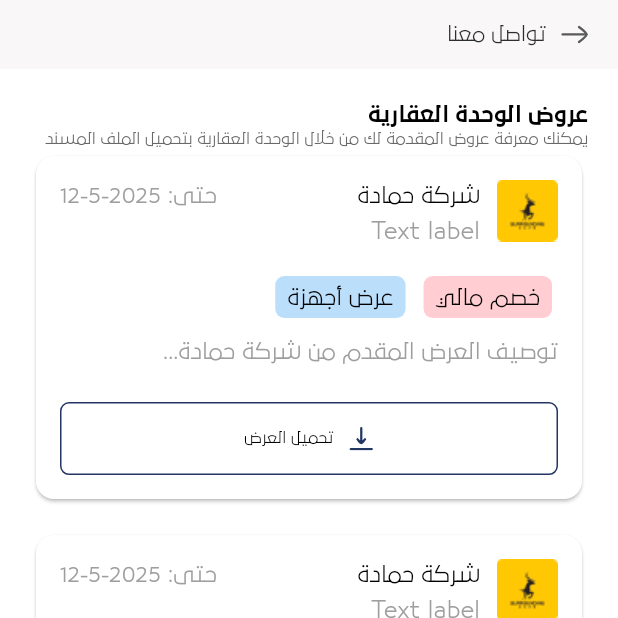
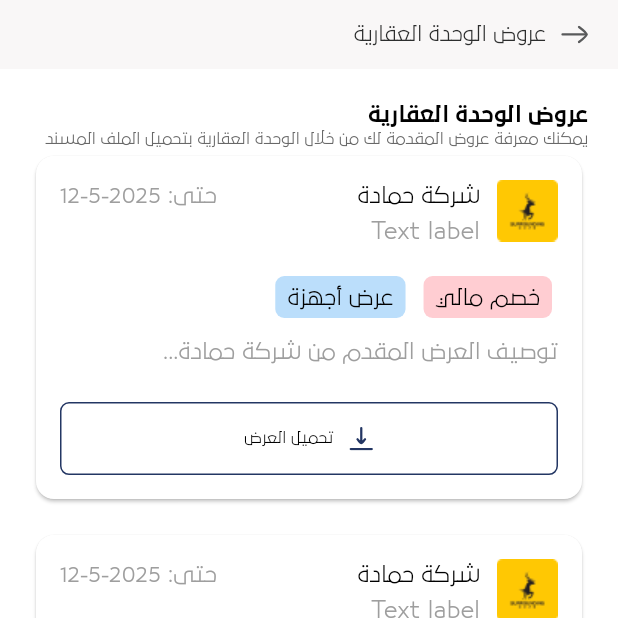
Before and after one commit to mohamedhanyyy/unitapp, a Flutter app: the MoreScreen screen opened directly, after a tap on "عروض الوحدة العقارية", on a phone screen of 412 x 824 dp, the top half of it. Run offline on Flutter 3.47's test engine with Material 3 defaults, Android fonts, the phone set to English and light mode, and no system bars; our stand-ins replace awesome_dialog, dartz, dio, easy_localization, flutter_bloc, flutter_screenutil and 8 more; missing offline and left inert: flutter_phone_direct_caller, new_version_plus; accounts and stored records are empty.

Commit message:
more widget

```diff
--- a/lib/modules/more/presentation/screens/more_screen.dart
+++ b/lib/modules/more/presentation/screens/more_screen.dart
@@ -1,10 +1,13 @@
 import 'package:flutter/material.dart';
 import 'package:unit/core/resources/images.dart';
 import 'package:unit/modules/more/presentation/screens/contact_us_screen.dart';
+import 'package:unit/modules/more/presentation/screens/privacy_screen.dart';
 import 'package:unit/modules/more/presentation/screens/real_estate_offers.dart';
 import 'package:unit/modules/more/presentation/widgets/profile_item_widget.dart';
 
 import '../../../../core/resources/icons.dart';
+import '../widgets/language_widget.dart';
+import 'about_unit_state.dart';
 import 'notifications_screen.dart';
 
 class MoreScreen extends StatelessWidget {
@@ -27,17 +30,17 @@ class MoreScreen extends StatelessWidget {
           const ProfileItemWidget(
               name: 'about real estate unit',
               icon: AppIcons.estate,
-              page: Text("")),
+              page: AboutUnitState()),
           const ProfileItemWidget(
               name: 'about real estate offers',
               icon: AppIcons.star,
               page: RealEstateOffers()),
           const ProfileItemWidget(
-              name: 'privacy policy usage', icon: AppIcons.ask, page: Text("")),
+              name: 'privacy policy usage', icon: AppIcons.ask, page:PrivacyScreen()),
           const ProfileItemWidget(
               name: 'apperance', icon: AppIcons.apperance, page: Text("")),
-          const ProfileItemWidget(
-              name: 'language', icon: AppIcons.lang, page: Text("")),
+          const ProfileBottomSheetWidget(
+              name: 'language', icon: AppIcons.lang, page: LanguageWidget()),
             ProfileItemWidget(
               name: 'contact us', icon: AppIcons.policy, page:ContactUsScreen()),
         ],
--- a/lib/modules/more/presentation/screens/real_estate_offers.dart
+++ b/lib/modules/more/presentation/screens/real_estate_offers.dart
@@ -16,7 +16,7 @@ class RealEstateOffers extends StatelessWidget {
       child: Scaffold(
         appBar: const PreferredSize(
             preferredSize: Size(double.infinity, 46),
-            child: CustomAppbar('تواصل معنا')),
+            child: CustomAppbar('عروض الوحدة العقارية')),
         body: Padding(
           padding: const EdgeInsets.all(20),
           child: Column(
--- a/lib/modules/more/presentation/widgets/profile_item_widget.dart
+++ b/lib/modules/more/presentation/widgets/profile_item_widget.dart
@@ -1,6 +1,7 @@
 import 'package:easy_localization/easy_localization.dart';
 import 'package:flutter/material.dart';
 import 'package:flutter_svg/flutter_svg.dart';
+import 'package:unit/core/extensions/context_extension.dart';
 import 'package:unit/services/navigation/navigation.dart';
 import 'package:unit/shared/widgets/custom_divider.dart';
 
@@ -30,7 +31,11 @@ class ProfileItemWidget extends StatelessWidget {
               style:
                   const TextStyle(color: AppColors.greyProfileText, fontSize: 14),
             ),
-            trailing: SvgPicture.asset(AppIcons.profileArrow),
+            trailing:
+
+
+            RotatedBox(quarterTurns: context.isCurrentEnglish?2:0,
+            child: SvgPicture.asset(AppIcons.profileArrow)),
           ),
           const Padding(
             padding: EdgeInsets.symmetric(horizontal: 5),
@@ -41,3 +46,45 @@ class ProfileItemWidget extends StatelessWidget {
     );
   }
 }
+
+
+class ProfileBottomSheetWidget extends StatelessWidget {
+  const ProfileBottomSheetWidget(
+      {super.key, required this.name, required this.icon, required this.page});
+
+  final String name;
+  final String icon;
+  final Widget page;
+
+  @override
+  Widget build(BuildContext context) {
+    return GestureDetector(
+      onTap: (){
+        showModalBottomSheet(context: context, builder: (context)=>page,
+        isScrollControlled: true,
+          isDismissible: true,
+          showDragHandle: true,
+        );
+       },
+      child: Column(
+        children: [
+          ListTile(
+            leading: SvgPicture.asset(icon),
+            title: Text(
+              name.tr(),
+              style:
+              const TextStyle(color: AppColors.greyProfileText, fontSize: 14),
+            ),
+            trailing: RotatedBox(
+                quarterTurns: context.isCurrentEnglish?2:0,
+                child: SvgPicture.asset(AppIcons.profileArrow)),
+          ),
+          const Padding(
+            padding: EdgeInsets.symmetric(horizontal: 5),
+            child: CustomDivider(),
+          ),
+        ],
+      ),
+    );
+  }
+}
--- a/lib/modules/saves/presentation/screens/saves_screen.dart
+++ b/lib/modules/saves/presentation/screens/saves_screen.dart
@@ -36,7 +36,7 @@ class _SavesScreenState extends State<SavesScreen> {
                   prefixIcon: AppIcons.estate,
                 ),
               ),
-              const SavedItemWidget(),
+              SavedItemWidget(),
               const Padding(
                 padding: EdgeInsets.symmetric(vertical: 10),
                 child: SavedItemWidget(),
--- a/lib/shared/widgets/custom_appbar.dart
+++ b/lib/shared/widgets/custom_appbar.dart
@@ -7,17 +7,16 @@ import '../../core/resources/colors.dart';
 import '../../core/resources/icons.dart';
 
 class CustomAppbar extends StatelessWidget {
+  final String text;
 
- final   String text;
-
-    const CustomAppbar(this.text, {super.key});
+  const CustomAppbar(this.text, {super.key});
 
   @override
   Widget build(BuildContext context) {
     return AppBar(
         backgroundColor: const Color(0xffF9F7F7),
         elevation: 0,
-        leadingWidth: 150,
+        leadingWidth: 200,
         leading: Row(
           children: [
             GestureDetector(
--- a/lib/shared/widgets/custom_text_field.dart
+++ b/lib/shared/widgets/custom_text_field.dart
@@ -60,13 +60,13 @@ class CustomTextField extends StatelessWidget {
                 padding: const EdgeInsets.symmetric(horizontal: 8),
                 child: SvgPicture.asset(prefixIcon!),
               )
-            : const SizedBox(width: 10),
+            :null,
         suffixIcon: suffixIcon != null
             ? Padding(
                 padding: const EdgeInsets.symmetric(horizontal: 8),
                 child: SvgPicture.asset(suffixIcon!),
               )
-            : const SizedBox(width: 10),
+            : null,
         enabledBorder: OutlineInputBorder(
             borderSide: BorderSide(color: borderColor),
             borderRadius: BorderRadius.circular(borderRadius)),
```
Also changed, not shown: assets/translations/ar.json (+7 -1 lines), assets/translations/en.json (+10 -4 lines), lib/modules/more/presentation/screens/about_unit_state.dart (added, +37 -0 lines), lib/modules/more/presentation/screens/privacy_screen.dart (added, +36 -0 lines), lib/modules/more/presentation/widgets/language_widget.dart (added, +52 -0 lines), lib/modules/search/presentation/screens/search_screen.dart (+9 -8 lines).
